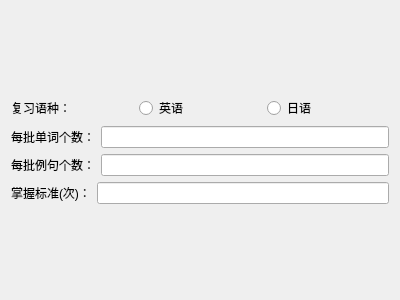
Old version of the form Word_Sentence exercise tool/settingpage.ui in the repository ArmoredP1g/WordPass.
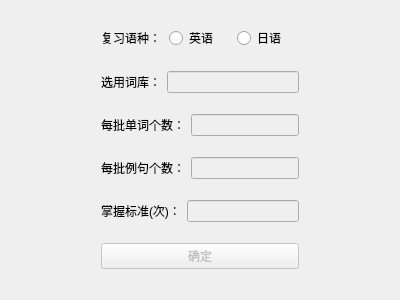
New version of the form.

The edit to the form file:
```diff
--- a/Word_Sentence exercise tool/settingpage.ui
+++ b/Word_Sentence exercise tool/settingpage.ui
@@ -13,7 +13,20 @@
   <property name="windowTitle">
    <string>Form</string>
   </property>
-  <layout class="QVBoxLayout" name="verticalLayout_2">
+  <layout class="QHBoxLayout" name="horizontalLayout_6">
+   <item>
+    <spacer name="horizontalSpacer">
+     <property name="orientation">
+      <enum>Qt::Horizontal</enum>
+     </property>
+     <property name="sizeHint" stdset="0">
+      <size>
+       <width>40</width>
+       <height>20</height>
+      </size>
+     </property>
+    </spacer>
+   </item>
    <item>
     <layout class="QVBoxLayout" name="verticalLayout">
      <item>
@@ -41,6 +54,24 @@
        </item>
       </layout>
      </item>
+     <item>
+      <layout class="QHBoxLayout" name="horizontalLayout_5">
+       <item>
+        <widget class="QLabel" name="label_5">
+         <property name="text">
+          <string>选用词库：</string>
+         </property>
+        </widget>
+       </item>
+       <item>
+        <widget class="QLineEdit" name="le_libraryName">
+         <property name="enabled">
+          <bool>false</bool>
+         </property>
+        </widget>
+       </item>
+      </layout>
+     </item>
      <item>
       <layout class="QHBoxLayout" name="horizontalLayout_2">
        <item>
@@ -51,7 +82,11 @@
         </widget>
        </item>
        <item>
-        <widget class="QLineEdit" name="le_wordBatchSize"/>
+        <widget class="QLineEdit" name="le_wordBatchSize">
+         <property name="enabled">
+          <bool>false</bool>
+         </property>
+        </widget>
        </item>
       </layout>
      </item>
@@ -65,7 +100,11 @@
         </widget>
        </item>
        <item>
-        <widget class="QLineEdit" name="le_sentenceBatchSize"/>
+        <widget class="QLineEdit" name="le_sentenceBatchSize">
+         <property name="enabled">
+          <bool>false</bool>
+         </property>
+        </widget>
        </item>
       </layout>
      </item>
@@ -79,12 +118,39 @@
         </widget>
        </item>
        <item>
-        <widget class="QLineEdit" name="le_masterLimit"/>
+        <widget class="QLineEdit" name="le_masterLimit">
+         <property name="enabled">
+          <bool>false</bool>
+         </property>
+        </widget>
        </item>
       </layout>
      </item>
+     <item>
+      <widget class="QPushButton" name="pb_confirm">
+       <property name="enabled">
+        <bool>false</bool>
+       </property>
+       <property name="text">
+        <string>确定</string>
+       </property>
+      </widget>
+     </item>
     </layout>
    </item>
+   <item>
+    <spacer name="horizontalSpacer_2">
+     <property name="orientation">
+      <enum>Qt::Horizontal</enum>
+     </property>
+     <property name="sizeHint" stdset="0">
+      <size>
+       <width>40</width>
+       <height>20</height>
+      </size>
+     </property>
+    </spacer>
+   </item>
   </layout>
  </widget>
  <resources/>
```
